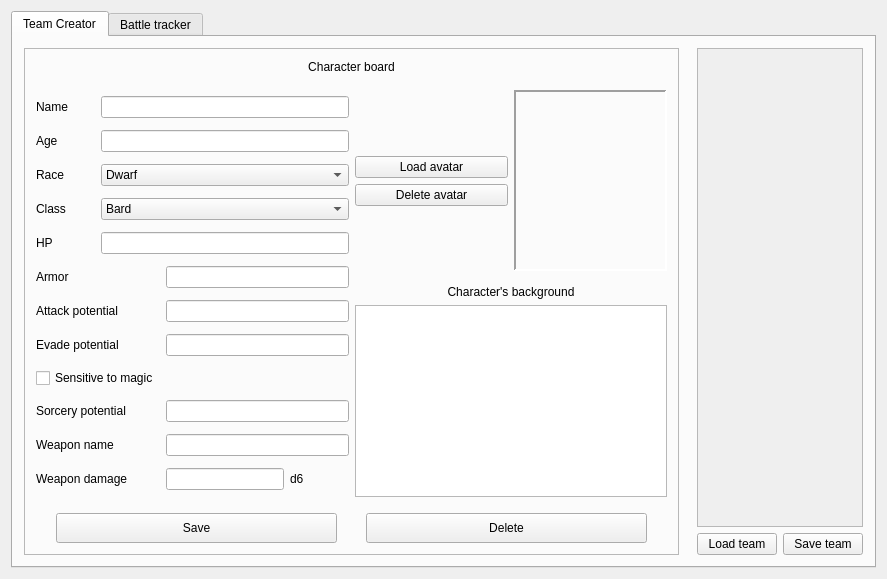
Above: GM_Util_Tool/GM_Util_Tool/GM_Util_Tool.ui from neliodass/TheWitcherRPG_GM_Tool before the change. Below: the same form after it.
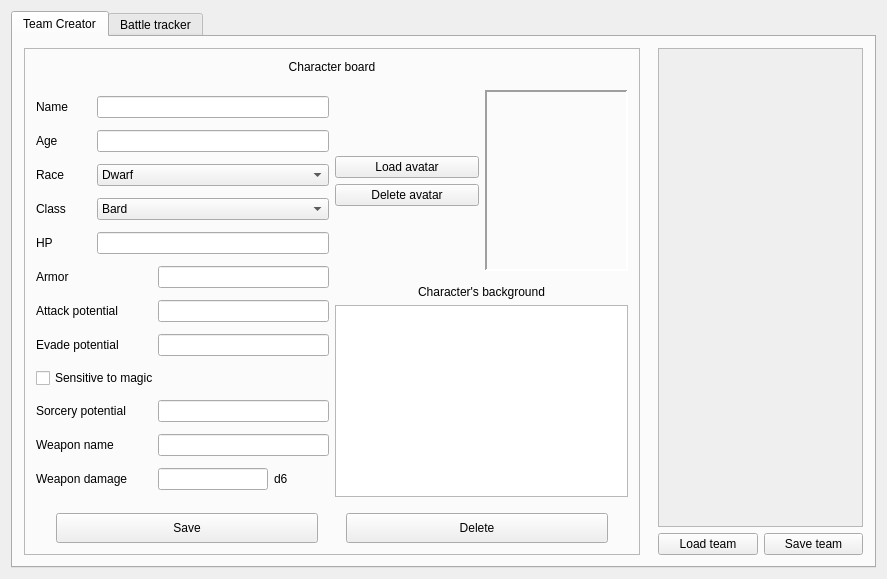
That is the form after the change.

```diff
--- a/GM_Util_Tool/GM_Util_Tool/GM_Util_Tool.ui
+++ b/GM_Util_Tool/GM_Util_Tool/GM_Util_Tool.ui
@@ -42,7 +42,7 @@
        <attribute name="title">
         <string>Team Creator</string>
        </attribute>
-       <layout class="QGridLayout" name="gridLayout_7" columnstretch="70,0">
+       <layout class="QGridLayout" name="gridLayout_7" columnstretch="75,25">
         <property name="sizeConstraint">
          <enum>QLayout::SetDefaultConstraint</enum>
         </property>
@@ -83,11 +83,26 @@
             <rect>
              <x>0</x>
              <y>0</y>
-             <width>166</width>
+             <width>205</width>
              <height>479</height>
             </rect>
            </property>
-           <layout class="QVBoxLayout" name="verticalLayout_3" stretch="20">
+           <property name="sizePolicy">
+            <sizepolicy hsizetype="Preferred" vsizetype="Preferred">
+             <horstretch>0</horstretch>
+             <verstretch>0</verstretch>
+            </sizepolicy>
+           </property>
+           <layout class="QVBoxLayout" name="verticalLayout_3" stretch="0">
+            <property name="leftMargin">
+             <number>3</number>
+            </property>
+            <property name="topMargin">
+             <number>9</number>
+            </property>
+            <property name="rightMargin">
+             <number>3</number>
+            </property>
             <item>
              <spacer name="verticalSpacerTeamList">
               <property name="orientation">
```
Left out of the diff: 38 changed lines with no effect on the pictures.
